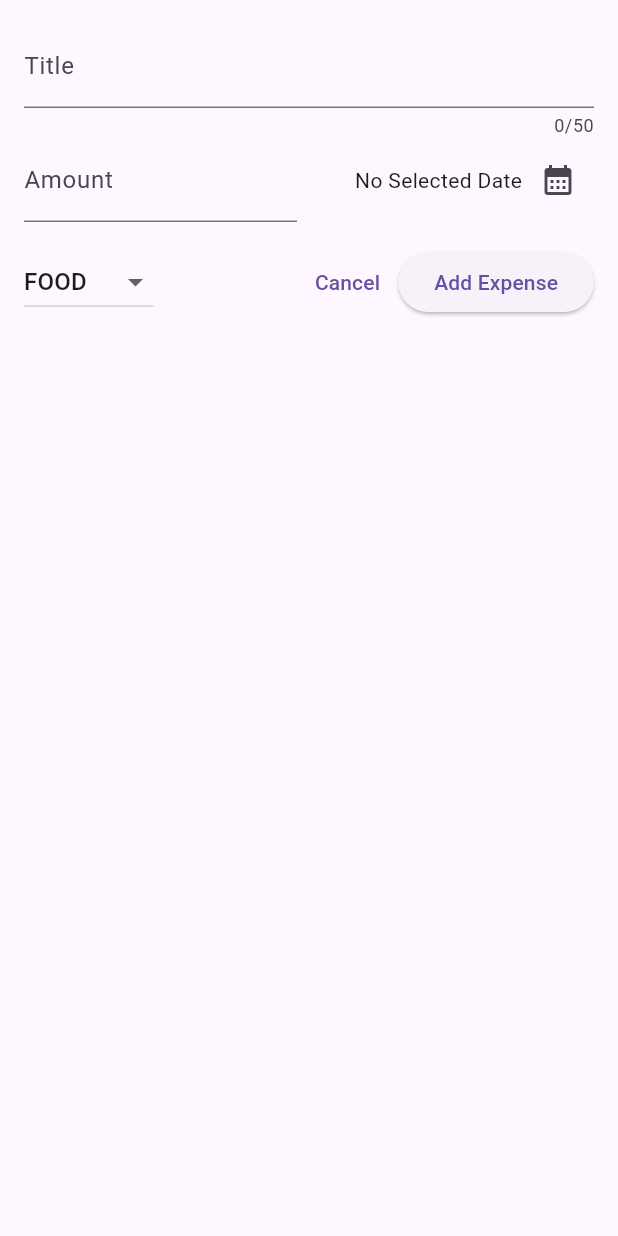
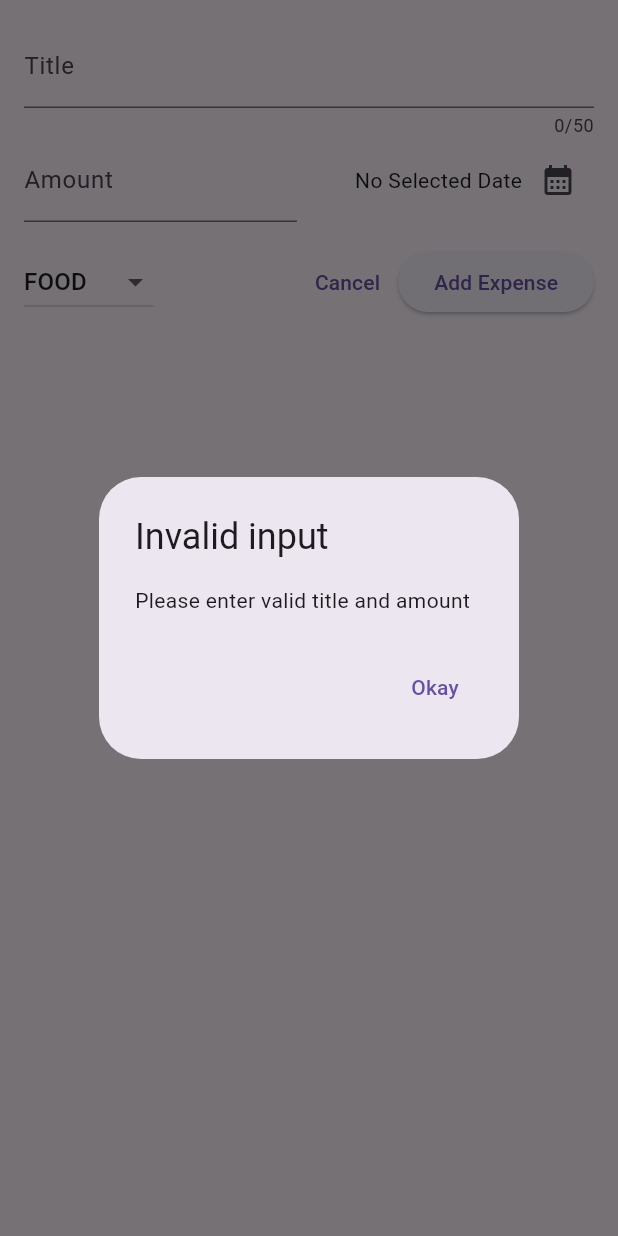
Before and after one commit to Joexwilly/expense_tracker, a Flutter app: the NewExpense widget shown alone on an empty page, opened directly, after a tap on "Add Expense", on a phone screen of 412 x 824 dp. Run offline on Flutter 3.47's test engine with Material 2 defaults, Android fonts, the phone set to English and light mode, and no system bars.

Commit message:
added validation for saving new expense

```diff
--- a/lib/widgets/new_expense.dart
+++ b/lib/widgets/new_expense.dart
@@ -26,6 +26,32 @@ class _NewExpenseState extends State<NewExpense> {
     setState(() {
       _selectedDate = pickedDate;
     });
+  }
+
+  void _submitExpenseData() {
+    final enteredAmount =
+        double.tryParse(_amountController.text); //tryparse('hello') =>null
+    final amountIsInvalid = enteredAmount == null || enteredAmount <= 0;
+    if (_titleController.text.trim().isEmpty ||
+        amountIsInvalid ||
+        _selectedDate == null) {
+      showDialog(
+        context: context,
+        builder: (ctx) => AlertDialog(
+          title: const Text('Invalid input'),
+          content: const Text('Please enter valid title and amount'),
+          actions: [
+            TextButton(
+              onPressed: () {
+                Navigator.pop(ctx);
+              },
+              child: const Text('Okay'),
+            ),
+          ],
+        ),
+      );
+      return;
+    }
   }
 
   @override
@@ -118,10 +144,7 @@ class _NewExpenseState extends State<NewExpense> {
                 child: const Text('Cancel'),
               ),
               ElevatedButton(
-                onPressed: () {
-                  print(_titleController.text);
-                  print(_amountController.text);
-                },
+                onPressed: _submitExpenseData,
                 child: const Text('Add Expense'),
               ),
             ],
```
